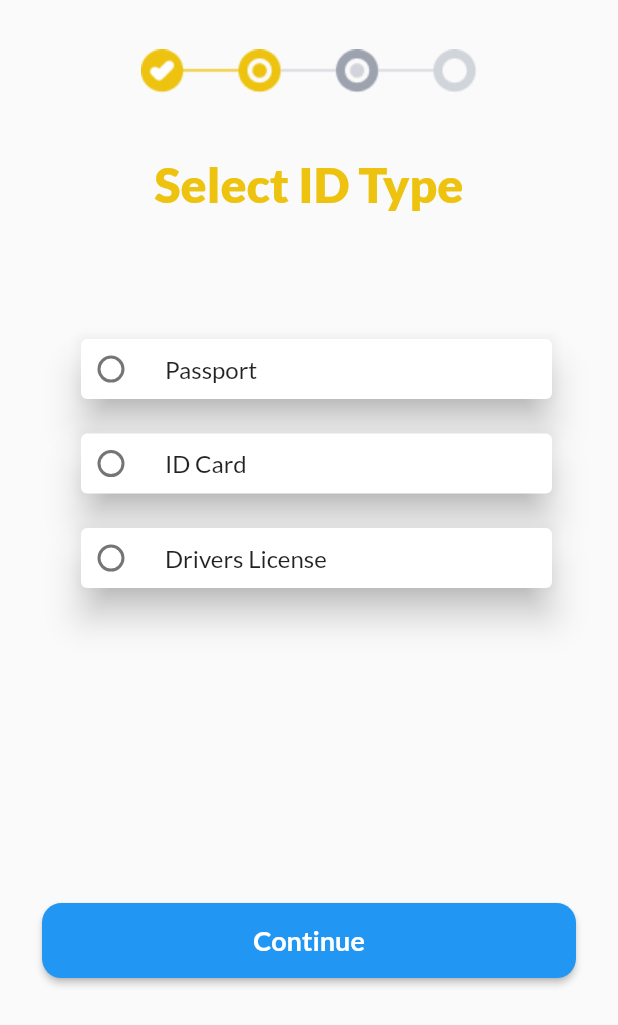
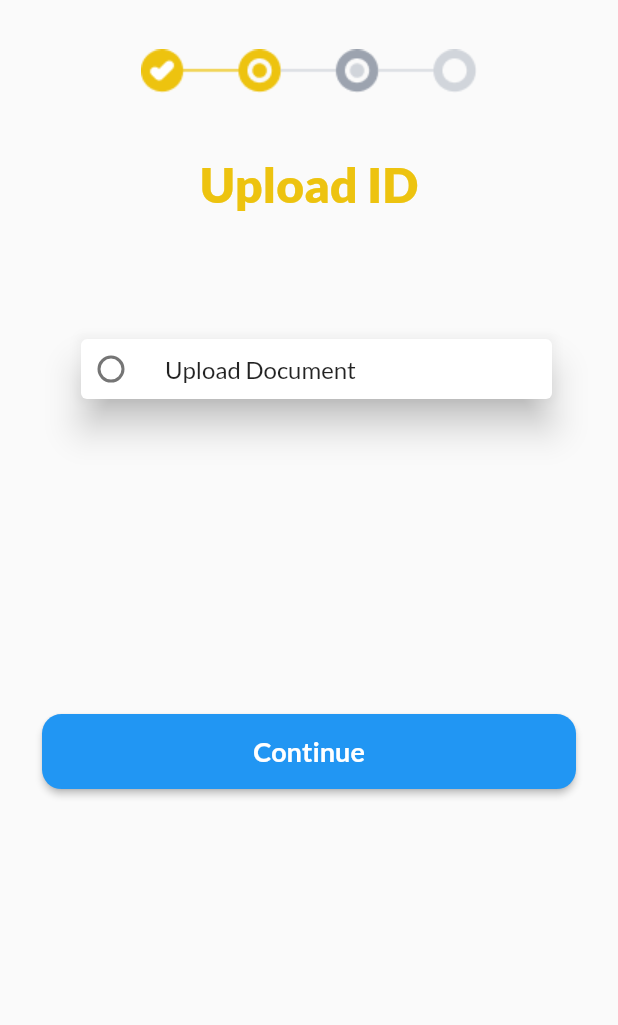
Before and after one commit to eegluit/mudad-app, a Flutter app: the SelectIdTypePage screen opened by its route, on a phone screen of 412 x 824 dp. Shown: the top 1025 px of the screen. Run offline on Flutter 3.47's test engine with Material 2 defaults, Android fonts, the phone set to English and light mode, and no system bars; our stand-ins replace cached_network_image, connectivity_plus, dio, dotted_border, file_picker, flutter_svg and 11 more; missing offline and left inert: dart:ffi, dio_logging_interceptor, material_color_generator, qr_code_scanner, status_change; accounts and stored records are empty; project files that could hold a hidden picture were left out.

Commit message:
Update ios icon + UI updates

```diff
--- a/lib/controller/last_transaction_controller/last_transaction_controller.dart
+++ b/lib/controller/last_transaction_controller/last_transaction_controller.dart
@@ -26,11 +26,11 @@ class LastTransactionController extends GetxController {
         color: ColorResource.lightGreenColor),
   ].obs;
   RxList<PaymentPlan> paymentPlan = <PaymentPlan>[
-    PaymentPlan(title: "Full payment", price: "", percentage: ""),
+    PaymentPlan(title: "Split in 4 months", price: "RO2,50/Month", percentage: "@ 8% p.a."),
     PaymentPlan(
-        title: "2 Month", price: "RO2,50/Month", percentage: "@ 10% p.a."),
+        title: "Split in 5 months", price: "RO2,50/Month", percentage: "@ 10% p.a."),
     PaymentPlan(
-        title: "3 Month", price: "RO1,66/Month", percentage: "@ 14% p.a."),
+        title: "Split in 6 months", price: "RO1,66/Month", percentage: "@ 14% p.a."),
   ].obs;
   RxList<PaymentPlan> paymentMethod = <PaymentPlan>[
     PaymentPlan(title: "Debit card", price: "", percentage: ""),
--- a/lib/controller/verification_controller/verification_conroller.dart
+++ b/lib/controller/verification_controller/verification_conroller.dart
@@ -8,7 +8,7 @@ import '../../page/home/verification_view/verification_view.dart';
 import '../../widget/image_picker/image_selection_util.dart';
 import '../../page/home/home_page.dart';
 
-class VerificationController extends GetxController{
+class VerificationController extends GetxController {
   RxInt currentStep = 1.obs;
   RxInt selectedId = (-1).obs;
   RxBool isVerified = true.obs;
@@ -17,56 +17,48 @@ class VerificationController extends GetxController{
   List<VerifyPage> verifyPageDataList = <VerifyPage>[
     VerifyPage(
         title: "Verify Your Identity",
-        subTitle: "Simply use your phone camera to capture the following: "
-    ),
-    VerifyPage(
-        title: "Select ID Type",
-        subTitle: ""
-    ),
+        subTitle: "Simply use your phone camera to capture the following: "),
+    VerifyPage(title: "Upload ID", subTitle: ""),
     VerifyPage(
         title: "Take a Selfie",
-        subTitle: "Place your face inside the oval and press start when you are ready"
-    ),
-    VerifyPage(
-        title: "Verification\nProcess ",
-        subTitle: ""
-    ),
+        subTitle:
+            "Place your face inside the oval and press start when you are ready"),
+    VerifyPage(title: "Verification\nProcess ", subTitle: ""),
   ];
 
   late ImageSelectionUtil imageSelectionUtils =
-  ImageSelectionUtil((String base64Image,File imageFiles) async {
-    if(currentStep.value == 2){
+      ImageSelectionUtil((String base64Image, File imageFiles) async {
+    if (currentStep.value == 2) {
       selectedIdPic.value = imageFiles;
-    }else{
-    selectSelfie.value = imageFiles;
+    } else {
+      selectSelfie.value = imageFiles;
     }
   });
 
-  openSelfieCamera(){
+  openSelfieCamera() {
     imageSelectionUtils.pickImageViaCamera();
   }
 
-  onVerifyIdentity(){
+  onVerifyIdentity() {
     currentStep.value = 2;
   }
 
-  onSelectId(){
+  onSelectId() {
     currentStep.value = 3;
     openSelfieCamera();
   }
 
-  onTakeSelfie(){
-    if(selectSelfie.value.path == ""){
+  onTakeSelfie() {
+    if (selectSelfie.value.path == "") {
       openSelfieCamera();
-    }else{
+    } else {
       currentStep.value = 4;
     }
+  }
 
+  onVerificationComplete() {
+    Get.offAllNamed(VerificationPendingPage.route);
   }
-  onVerificationComplete(){
- Get.offAllNamed(VerificationPendingPage.route);
-  }
-  onSkipNowButton(){
 
-  }
+  onSkipNowButton() {}
 }
--- a/lib/main.dart
+++ b/lib/main.dart
@@ -33,7 +33,7 @@ class MyApp extends StatelessWidget {
   Widget build(BuildContext context) {
     return GetMaterialApp(
       debugShowCheckedModeBanner: false,
-      title: 'Mudad',
+      title: 'Madad',
       theme: ThemeData(
         primarySwatch: generateMaterialColor(
           color: ColorResource.mainColor,
--- a/lib/page/home/verification_view/verification_view.dart
+++ b/lib/page/home/verification_view/verification_view.dart
@@ -273,15 +273,7 @@ class SelectIdWidget extends GetView<VerificationController> {
   List<SelectTypeModel> typeList = [
     SelectTypeModel(
       id: 1,
-      name: "Passport",
-    ),
-    SelectTypeModel(
-      id: 2,
-      name: "ID Card",
-    ),
-    SelectTypeModel(
-      id: 3,
-      name: "Driver's License",
+      name: "Upload Document",
     ),
   ];
   var typeId = 0.obs;
--- a/lib/page/last_transaction_view/last_transaction_view.dart
+++ b/lib/page/last_transaction_view/last_transaction_view.dart
@@ -240,7 +240,7 @@ class LastTransactionScreen extends GetView<LastTransactionController> {
           padding: const EdgeInsets.symmetric(
               horizontal: DimensionResource.marginSizeLarge),
           child: Text(
-            "Payment Plan",
+            "Repayment Plan",
             style: StyleResource.instance.styleMedium(
                 DimensionResource.fontSizeLarge, ColorResource.secondColor),
           ),
--- a/lib/page/verify_identity/select_id_type_page.dart
+++ b/lib/page/verify_identity/select_id_type_page.dart
@@ -17,15 +17,7 @@ class SelectIdTypePage extends StatelessWidget {
     List<SelectTypeModel> typeList = [
       SelectTypeModel(
         id: 1,
-        name: "Passport",
-      ),
-      SelectTypeModel(
-        id: 2,
-        name: "ID Card",
-      ),
-      SelectTypeModel(
-        id: 3,
-        name: "Drivers License",
+        name: "Upload Document",
       ),
     ];
     return Scaffold(
@@ -43,7 +35,7 @@ class SelectIdTypePage extends StatelessWidget {
             height: Get.height * 0.05,
           ),
           const Text(
-            'Select ID Type',
+            'Upload ID',
             style: TextStyle(
               color: ColorResource.mainColor,
               fontSize: 32,
--- a/lib/service/receipt_service.dart
+++ b/lib/service/receipt_service.dart
@@ -15,7 +15,7 @@ class ReceiptService {
   Future<GenerateReceiptResponseModel> getMerchantReceipt(
       String receiptId, String consumerId) async {
     try {
-      print("ABC 01");
+      print("ABC '${Constant.baseURLLMS}${Constant.generateReceipt}/${receiptId}/${consumerId}'");
       var response = await Dio().post(
         '${Constant.baseURLLMS}${Constant.generateReceipt}/${receiptId}/${consumerId}',
         data: {},
```
Also changed, not shown: 60 other files.
